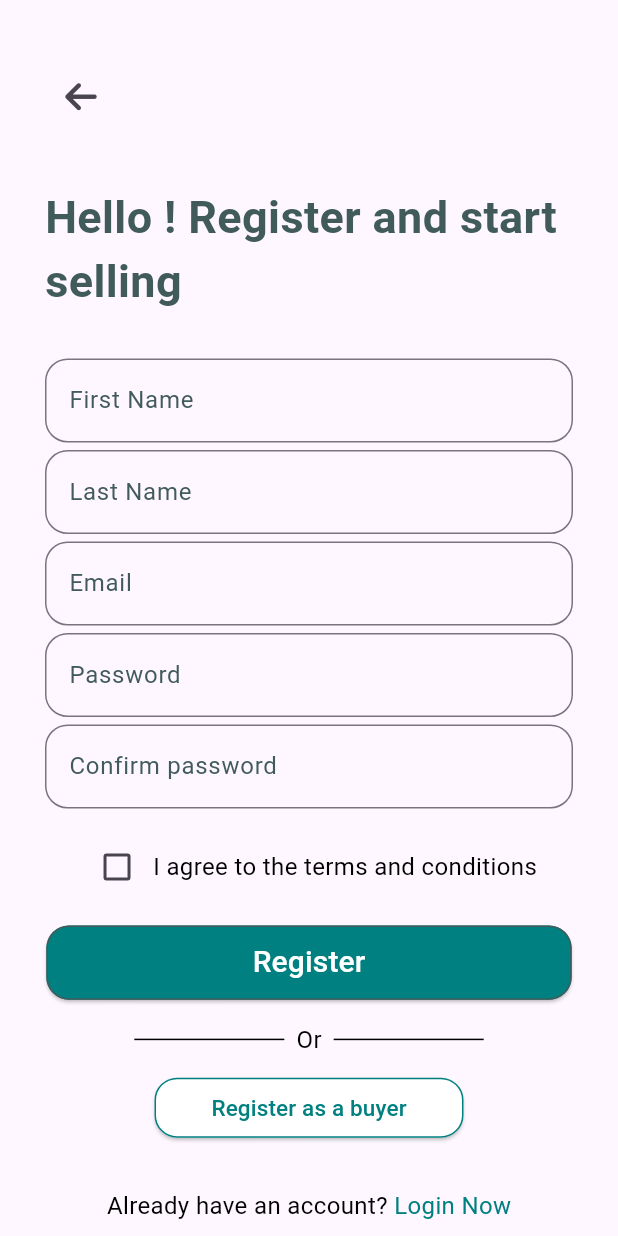
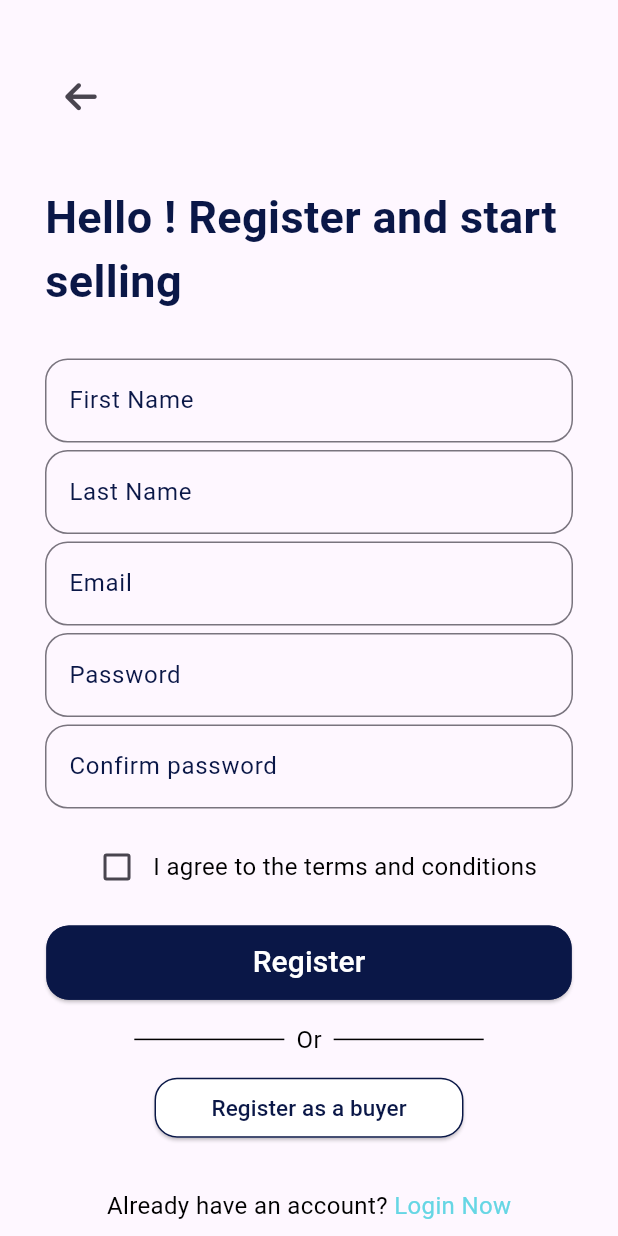
Before and after one commit to abdoulahmr/selaa, a Flutter app: the SignUpBuyer screen opened directly, after a tap on "Register as a seller", on a phone screen of 412 x 824 dp. Run offline on Flutter 3.47's test engine with Material 3 defaults, Android fonts, the phone set to English and light mode, and no system bars; our stand-ins replace cloud_firestore, dots_indicator, firebase_auth, firebase_core, firebase_storage, floating_bottom_navigation_bar and 3 more; missing offline and left inert: quantity_input; accounts and stored records are empty; network calls fail; project files that could hold a hidden picture were left out.

Commit message:
changing the prelogin screen

```diff
--- a/lib/register/choice_auth.dart
+++ b/lib/register/choice_auth.dart
@@ -22,7 +22,7 @@ class ChoiceAuthPage extends StatelessWidget {
                   height: MediaQuery.of(context).size.height -
                       (MediaQuery.of(context).size.height * 0.3),
                   decoration: const BoxDecoration(
-                    color: Color(0xFFCCE6E6),
+                    color: Color(0xFF66D6E4),
                     borderRadius: BorderRadius.only(
                       bottomLeft: Radius.circular(60.0),
                       bottomRight: Radius.circular(60.0),
@@ -63,7 +63,7 @@ class ChoiceAuthPage extends StatelessWidget {
                       fixedSize: MaterialStateProperty.all(
                         Size(MediaQuery.of(context).size.width*0.8, MediaQuery.of(context).size.height*0.07),
                       ),
-                      backgroundColor: MaterialStateProperty.all(const Color(0xFF008080)),
+                      backgroundColor: MaterialStateProperty.all(const Color(0xFF0A1747)),
                       shape: MaterialStateProperty.all<RoundedRectangleBorder>(
                         RoundedRectangleBorder(
                           borderRadius: BorderRadius.circular(15.0),
--- a/lib/register/signup_buyer.dart
+++ b/lib/register/signup_buyer.dart
@@ -93,7 +93,7 @@ class _SignUpState extends State<SignUpBuyer> {
                     style: TextStyle(
                         fontSize: 30,
                         fontWeight: FontWeight.bold,
-                        color: Color(0xFF415B5B)),
+                        color: Color(0xFF0A1747)),
                   ),
                 ),
                 Container(
@@ -103,13 +103,13 @@ class _SignUpState extends State<SignUpBuyer> {
                     decoration: InputDecoration(
                       labelText: 'First Name',
                       labelStyle: const TextStyle(
-                        color: Color(0xFF415B5B),
+                        color: Color(0xFF0A1747),
                       ),
                       hintText: 'seller1',
                       border: OutlineInputBorder(
                         borderRadius: BorderRadius.circular(15.0)),
                       focusedBorder: const OutlineInputBorder(
-                        borderSide: BorderSide(color: Color(0xFF415B5B)))),
+                        borderSide: BorderSide(color: Color(0xFF0A1747)))),
                   ),
                 ),
                 Container(
@@ -119,13 +119,13 @@ class _SignUpState extends State<SignUpBuyer> {
                     decoration: InputDecoration(
                       labelText: 'Last Name',
                       labelStyle: const TextStyle(
-                        color: Color(0xFF415B5B),
+                        color: Color(0xFF0A1747),
                       ),
                       hintText: 'seller1',
                       border: OutlineInputBorder(
                         borderRadius: BorderRadius.circular(15.0)),
                       focusedBorder: const OutlineInputBorder(
-                        borderSide: BorderSide(color: Color(0xFF415B5B)))),
+                        borderSide: BorderSide(color: Color(0xFF0A1747)))),
                   ),
                 ),
                 Container(
@@ -136,13 +136,13 @@ class _SignUpState extends State<SignUpBuyer> {
                     decoration: InputDecoration(
                       labelText: 'Email',
                       labelStyle: const TextStyle(
-                        color: Color(0xFF415B5B),
+                        color: Color(0xFF0A1747),
                       ),
                       hintText: 'ex : selaa@examle.org',
                       border: OutlineInputBorder(
                         borderRadius: BorderRadius.circular(15.0)),
                       focusedBorder: const OutlineInputBorder(
-                        borderSide: BorderSide(color: Color(0xFF415B5B)))),
+                        borderSide: BorderSide(color: Color(0xFF0A1747)))),
                   ),
                 ),
                 Container(
@@ -153,13 +153,13 @@ class _SignUpState extends State<SignUpBuyer> {
                     decoration: InputDecoration(
                       labelText: 'Password',
                       labelStyle: const TextStyle(
-                        color: Color(0xFF415B5B),
+                        color: Color(0xFF0A1747),
                       ),
                       hintText: '********',
                       border: OutlineInputBorder(
                         borderRadius: BorderRadius.circular(15.0)),
                       focusedBorder: const OutlineInputBorder(
-                        borderSide: BorderSide(color: Color(0xFF415B5B)))),
+                        borderSide: BorderSide(color: Color(0xFF0A1747)))),
                   ),
                 ),
                 Container(
@@ -170,13 +170,13 @@ class _SignUpState extends State<SignUpBuyer> {
                     decoration: InputDecoration(
                       labelText: 'Confirm password',
                       labelStyle: const TextStyle(
-                        color: Color(0xFF415B5B),
+                        color: Color(0xFF0A1747),
                       ),
                       hintText: '********',
                       border: OutlineInputBorder(
                         borderRadius: BorderRadius.circular(15.0)),
                       focusedBorder: const OutlineInputBorder(
-                        borderSide: BorderSide(color: Color(0xFF415B5B)))),
+                        borderSide: BorderSide(color: Color(0xFF0A1747)))),
                   ),
                 ),
                  const SizedBox(
@@ -216,11 +216,11 @@ class _SignUpState extends State<SignUpBuyer> {
                       Size(MediaQuery.of(context).size.width*0.85, MediaQuery.of(context).size.height*0.06),
                     ),
                     backgroundColor:
-                        MaterialStateProperty.all(const Color(0xFF008080)),
+                        MaterialStateProperty.all(const Color(0xFF0A1747)),
                     shape: MaterialStateProperty.all<RoundedRectangleBorder>(
                       RoundedRectangleBorder(
                         borderRadius: BorderRadius.circular(15.0),
-                        side: const BorderSide(color: Color(0xFF415B5B)),
+                        side: const BorderSide(color: Color(0xFF0A1747)),
                       ),
                     ),
                   ),
@@ -276,7 +276,7 @@ class _SignUpState extends State<SignUpBuyer> {
                     shape: MaterialStateProperty.all<RoundedRectangleBorder>(
                       RoundedRectangleBorder(
                         borderRadius: BorderRadius.circular(15.0),
-                        side: const BorderSide(color: Color(0xFF008080)),
+                        side: const BorderSide(color: Color(0xFF0A1747)),
                       ),
                     ),
                   ),
@@ -284,7 +284,7 @@ class _SignUpState extends State<SignUpBuyer> {
                     "Register as a seller",
                     style: TextStyle(
                       fontSize: 15,
-                      color: Color(0xFF008080),
+                      color: Color(0xFF0A1747),
                     ),
                   ),
                 ),
@@ -309,7 +309,7 @@ class _SignUpState extends State<SignUpBuyer> {
                         " Login Now",
                         style: TextStyle(
                           fontSize: 16,
-                          color: Color(0xFF008080),
+                          color: Color(0xFF66D6E4),
                         ),
                       ),
                     ),
--- a/lib/register/signup_seller.dart
+++ b/lib/register/signup_seller.dart
@@ -93,7 +93,7 @@ class _SignUpState extends State<SignUpSeller> {
                     style: TextStyle(
                         fontSize: 30,
                         fontWeight: FontWeight.bold,
-                        color: Color(0xFF415B5B)),
+                        color: Color(0xFF0A1747)),
                   ),
                 ),
                 Container(
@@ -103,13 +103,13 @@ class _SignUpState extends State<SignUpSeller> {
                     decoration: InputDecoration(
                       labelText: 'First Name',
                       labelStyle: const TextStyle(
-                        color: Color(0xFF415B5B),
+                        color: Color(0xFF0A1747),
                       ),
                       hintText: 'seller1',
                       border: OutlineInputBorder(
                         borderRadius: BorderRadius.circular(15.0)),
                       focusedBorder: const OutlineInputBorder(
-                        borderSide: BorderSide(color: Color(0xFF415B5B)))),
+                        borderSide: BorderSide(color: Color(0xFF0A1747)))),
                   ),
                 ),
                 Container(
@@ -119,13 +119,13 @@ class _SignUpState extends State<SignUpSeller> {
                     decoration: InputDecoration(
                       labelText: 'Last Name',
                       labelStyle: const TextStyle(
-                        color: Color(0xFF415B5B),
+                        color: Color(0xFF0A1747),
                       ),
                       hintText: 'seller1',
                       border: OutlineInputBorder(
                         borderRadius: BorderRadius.circular(15.0)),
                       focusedBorder: const OutlineInputBorder(
-                        borderSide: BorderSide(color: Color(0xFF415B5B)))),
+                        borderSide: BorderSide(color: Color(0xFF0A1747)))),
                   ),
                 ),
                 Container(
@@ -136,13 +136,13 @@ class _SignUpState extends State<SignUpSeller> {
                     decoration: InputDecoration(
                       labelText: 'Email',
                       labelStyle: const TextStyle(
-                        color: Color(0xFF415B5B),
+                        color: Color(0xFF0A1747),
                       ),
                       hintText: 'ex : selaa@examle.org',
                       border: OutlineInputBorder(
                         borderRadius: BorderRadius.circular(15.0)),
                       focusedBorder: const OutlineInputBorder(
-                        borderSide: BorderSide(color: Color(0xFF415B5B)))),
+                        borderSide: BorderSide(color: Color(0xFF0A1747)))),
                   ),
                 ),
                 Container(
@@ -153,13 +153,13 @@ class _SignUpState extends State<SignUpSeller> {
                     decoration: InputDecoration(
                       labelText: 'Password',
                       labelStyle: const TextStyle(
-                        color: Color(0xFF415B5B),
+                        color: Color(0xFF0A1747),
                       ),
                       hintText: '********',
                       border: OutlineInputBorder(
                         borderRadius: BorderRadius.circular(15.0)),
                       focusedBorder: const OutlineInputBorder(
-                        borderSide: BorderSide(color: Color(0xFF415B5B)))),
+                        borderSide: BorderSide(color: Color(0xFF0A1747)))),
                   ),
                 ),
                 Container(
@@ -170,13 +170,13 @@ class _SignUpState extends State<SignUpSeller> {
                     decoration: InputDecoration(
                       labelText: 'Confirm password',
                       labelStyle: const TextStyle(
-                        color: Color(0xFF415B5B),
+                        color: Color(0xFF0A1747),
                       ),
                       hintText: '********',
                       border: OutlineInputBorder(
                         borderRadius: BorderRadius.circular(15.0)),
                       focusedBorder: const OutlineInputBorder(
-                        borderSide: BorderSide(color: Color(0xFF415B5B)))),
+                        borderSide: BorderSide(color: Color(0xFF0A1747)))),
                   ),
                 ),
                  const SizedBox(
@@ -216,11 +216,11 @@ class _SignUpState extends State<SignUpSeller> {
                       Size(MediaQuery.of(context).size.width*0.85, MediaQuery.of(context).size.height*0.06),
                     ),
                     backgroundColor:
-                        MaterialStateProperty.all(const Color(0xFF008080)),
+                        MaterialStateProperty.all(const Color(0xFF0A1747)),
                     shape: MaterialStateProperty.all<RoundedRectangleBorder>(
                       RoundedRectangleBorder(
                         borderRadius: BorderRadius.circular(15.0),
-                        side: const BorderSide(color: Color(0xFF415B5B)),
+                        side: const BorderSide(color: Color(0xFF0A1747)),
                       ),
                     ),
                   ),
@@ -276,7 +276,7 @@ class _SignUpState extends State<SignUpSeller> {
                     shape: MaterialStateProperty.all<RoundedRectangleBorder>(
                       RoundedRectangleBorder(
                         borderRadius: BorderRadius.circular(15.0),
-                        side: const BorderSide(color: Color(0xFF008080)),
+                        side: const BorderSide(color: Color(0xFF0A1747)),
                       ),
                     ),
                   ),
@@ -284,7 +284,7 @@ class _SignUpState extends State<SignUpSeller> {
                     "Register as a buyer",
                     style: TextStyle(
                       fontSize: 15,
-                      color: Color(0xFF008080),
+                      color: Color(0xFF0A1747),
                     ),
                   ),
                 ),
@@ -309,7 +309,7 @@ class _SignUpState extends State<SignUpSeller> {
                         " Login Now",
                         style: TextStyle(
                           fontSize: 16,
-                          color: Color(0xFF008080),
+                          color: Color(0xFF66D6E4),
                         ),
                       ),
                     ),
--- a/pubspec.yaml
+++ b/pubspec.yaml
@@ -46,6 +46,7 @@ dependencies:
   uuid: ^4.2.2
   connectivity: ^3.0.6
   dots_indicator: ^3.0.0
+  floating_bottom_navigation_bar: ^1.5.2
 
 dev_dependencies:
   flutter_test:
```
Also changed, not shown: lib/buyer/notification.dart (+40 -1 lines), lib/seller/home_seller.dart (+31 -57 lines), lib/seller/user_page.dart (+30 -67 lines), pubspec.lock.
